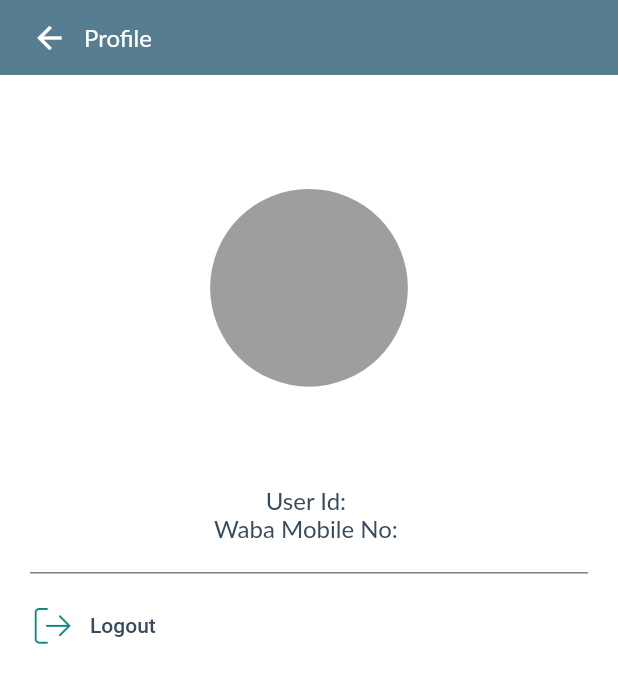
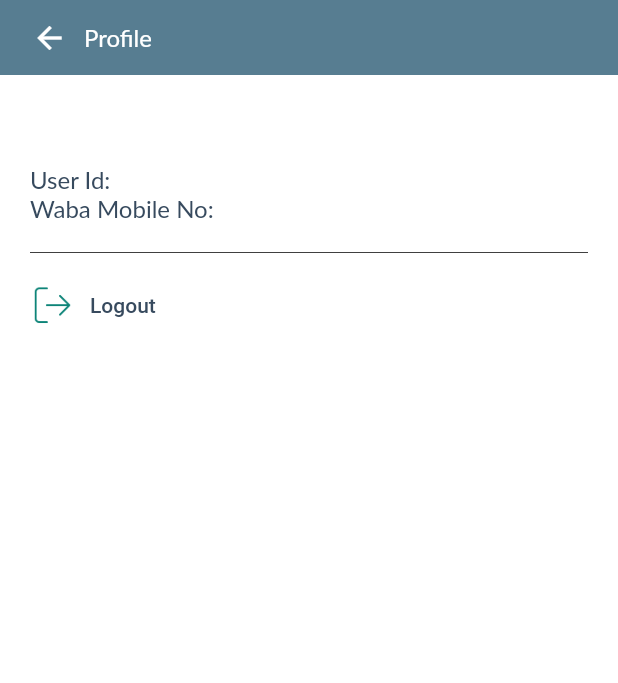
Before and after one commit to SIMRAHUSAIN/bizzbot, a Flutter app: the ProfileScreen screen opened directly with empty values, on a phone screen of 412 x 824 dp. Shown: the top 683 px of the screen. Run offline on Flutter 3.47's test engine with Material 2 defaults, Android fonts, the light colour scheme and no system bars; our stand-ins replace equatable, file_picker, fl_chart, flutter_bloc; accounts and stored records are empty; network calls fail.

```diff
--- a/lib/features/profile/screen/profile_screen.dart
+++ b/lib/features/profile/screen/profile_screen.dart
@@ -2,6 +2,7 @@
 
 import 'package:flutter/material.dart';
 import 'package:mim_whatsup/features/login/model/login_model.dart';
+import 'package:mim_whatsup/features/login/screen/login_screen.dart';
 import 'package:mim_whatsup/utils/assets.dart';
 import 'package:mim_whatsup/utils/colors.dart';
 import 'package:mim_whatsup/utils/strings.dart';
@@ -38,7 +39,8 @@ class _ProfileScreenState extends State<ProfileScreen> {
           child: Column(
             mainAxisAlignment: MainAxisAlignment.start,
             children: [
-              _getProfileImage(),
+              // _getProfileImage(),
+              const SizedBox(height: 50),
               _getUserData(),
               _getDashlineSeparator(),
               _getLogOutBtn(),
@@ -62,22 +64,27 @@ class _ProfileScreenState extends State<ProfileScreen> {
     );
   }
 
-  _getProfileImage() {
-    return Container(
-      width: MediaQuery.of(context).size.width * 0.32,
-      height: MediaQuery.of(context).size.height * 0.32,
-      decoration: const BoxDecoration(
-        shape: BoxShape.circle,
-        color: Colors.grey
-      ),
-    );
-  }
+  // _getProfileImage() {
+  //   return Container(
+  //     width: MediaQuery.of(context).size.width * 0.32,
+  //     height: MediaQuery.of(context).size.height * 0.32,
+  //     decoration: const BoxDecoration(
+  //       shape: BoxShape.circle,
+  //       color: Colors.grey
+  //     ),
+  //     // child:
+  //     // const Img(
+  //     //   ImageAssets.noProfileIcon,
+  //     // ),
+  //     // Image.network(widget.loginSuccessModel.profileImagePath!)
+  //   );
+  // }
 
   _getUserData() {
     return Column(
       children: [
         Row(
-          mainAxisAlignment: MainAxisAlignment.center,
+          mainAxisAlignment: MainAxisAlignment.start,
           children: [
             Text(
               Strings.userIdTtl,
@@ -92,7 +99,7 @@ class _ProfileScreenState extends State<ProfileScreen> {
           ],
         ),
         Row(
-          mainAxisAlignment: MainAxisAlignment.center,
+          mainAxisAlignment: MainAxisAlignment.start,
           children: [
             Text(
               Strings.wabaMobNo,
@@ -112,7 +119,9 @@ class _ProfileScreenState extends State<ProfileScreen> {
   _getLogOutBtn() {
     return InkWell(
       onTap: () {
-
+        Navigator.push(context, MaterialPageRoute(
+          builder: (context) => const LoginScreen()
+        ));
       },
       child: Row(
         mainAxisAlignment: MainAxisAlignment.start,
--- a/pubspec.yaml
+++ b/pubspec.yaml
@@ -17,6 +17,8 @@ dependencies:
   flutter_bloc: 8.0.1
   fl_chart:
   file_picker:
+  flutter_svg:
+  flutter_img:
 
 dev_dependencies:
   flutter_test:
```
Also changed, not shown: lib/features/dashboard/screen/dashboard_screen.dart (+54 -33 lines).
